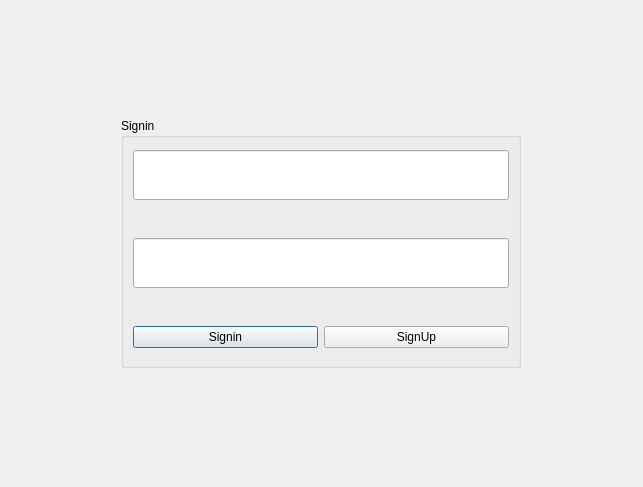
The window that mainwindow.ui (razashahid107/NOTEPAD-QT) describes before a commit, drawn with Qt 5.
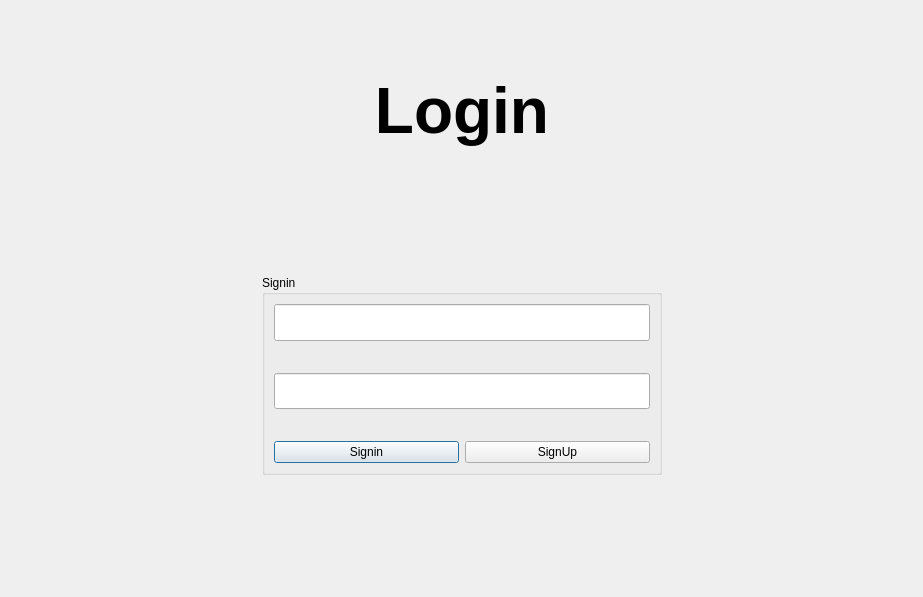
The same window after the commit. Icons and pictures are not drawn.

```diff
--- a/mainwindow.ui
+++ b/mainwindow.ui
@@ -6,20 +6,44 @@
    <rect>
     <x>0</x>
     <y>0</y>
-    <width>643</width>
-    <height>487</height>
+    <width>923</width>
+    <height>597</height>
    </rect>
   </property>
   <property name="windowTitle">
    <string>Dialog</string>
   </property>
   <layout class="QGridLayout" name="gridLayout_2">
+   <property name="rightMargin">
+    <number>9</number>
+   </property>
+   <property name="bottomMargin">
+    <number>82</number>
+   </property>
    <item row="0" column="0">
+    <widget class="QLabel" name="label_3">
+     <property name="maximumSize">
+      <size>
+       <width>16777215</width>
+       <height>180</height>
+      </size>
+     </property>
+     <property name="font">
+      <font>
+       <pointsize>28</pointsize>
+      </font>
+     </property>
+     <property name="text">
+      <string>&lt;html&gt;&lt;head/&gt;&lt;body&gt;&lt;p align=&quot;center&quot;&gt;&lt;span style=&quot; font-size:48pt; font-weight:600;&quot;&gt;Login&lt;/span&gt;&lt;/p&gt;&lt;p align=&quot;center&quot;&gt;&lt;img src=&quot;:/new/prefix1/Resources_Images/MicrosoftTeams-image.png&quot;/&gt;&lt;/p&gt;&lt;/body&gt;&lt;/html&gt;</string>
+     </property>
+    </widget>
+   </item>
+   <item row="1" column="0">
     <widget class="QGroupBox" name="groupBox">
      <property name="maximumSize">
       <size>
        <width>400</width>
-       <height>250</height>
+       <height>200</height>
       </size>
      </property>
      <property name="title">
@@ -87,6 +111,12 @@
       </item>
       <item row="4" column="1">
        <widget class="QPushButton" name="pushButton">
+        <property name="maximumSize">
+         <size>
+          <width>16777215</width>
+          <height>16777215</height>
+         </size>
+        </property>
         <property name="text">
          <string>SignUp</string>
         </property>
```
